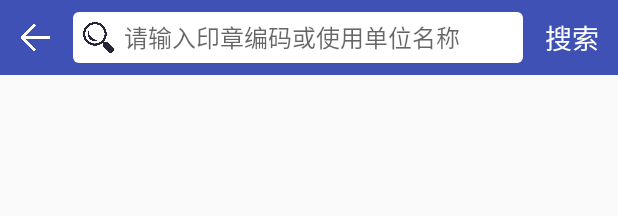
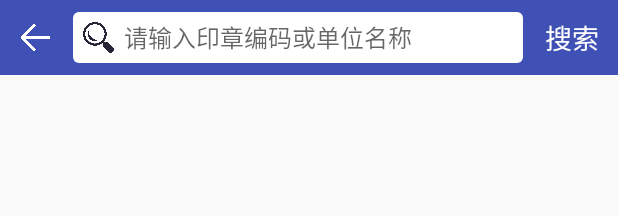
Before and after one commit to Finderchangchang/QuZhang, an Android app: the layout activity_search.xml on its own in the app's theme, with its tools: preview values and no code run, on a phone screen of 412 x 824 dp. Shown: the top 216 px of the screen. Run offline under Robolectric (Android 15) with nearby library versions, the phone set to English and light mode, and no system bars.

Commit message:
柳伟杰提交

```diff
--- a/app/src/main/res/layout/activity_search.xml
+++ b/app/src/main/res/layout/activity_search.xml
@@ -49,7 +49,7 @@
                     android:layout_marginRight="3dp"
                     android:layout_weight="1"
                     android:background="@color/white"
-                    android:hint="请输入印章编码或使用单位名称"
+                    android:hint="请输入印章编码或单位名称"
                     android:textSize="16sp" />
             </LinearLayout>
 
```
Also changed, not shown: app/src/main/java/liuliu/quzhang/model/YZXXModel.java (+8 -0 lines).
